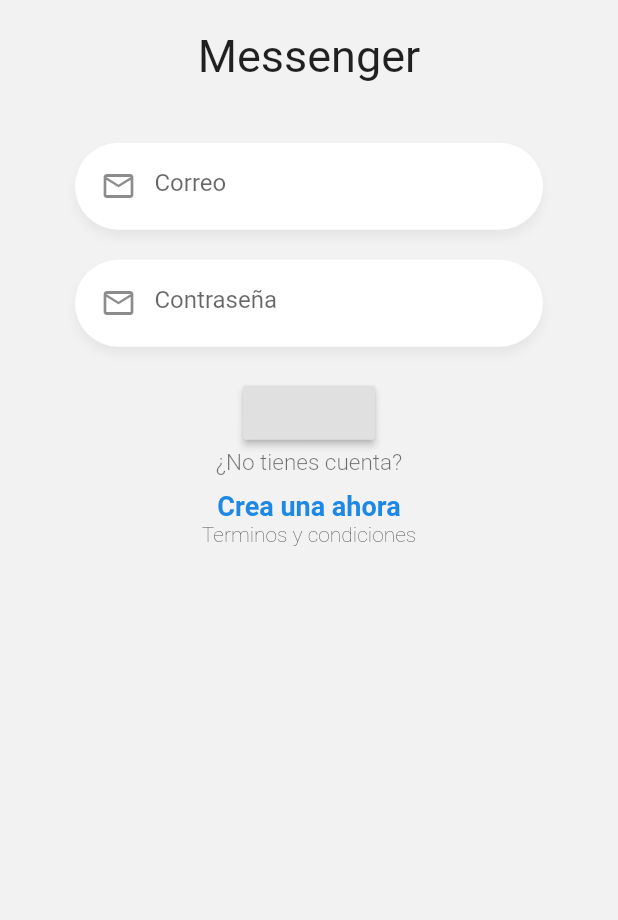
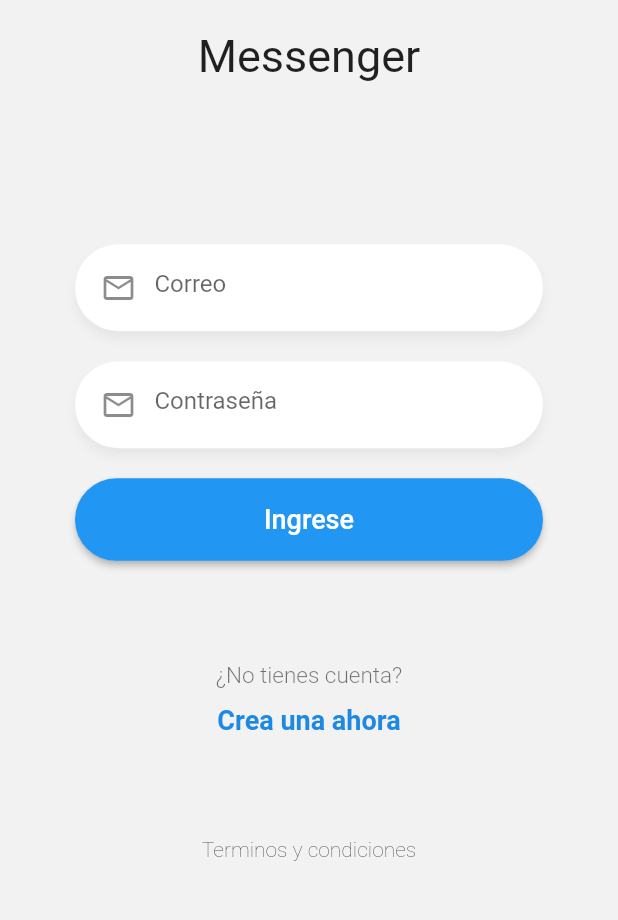
Before and after one commit to Ridley7/Trainings, a Flutter app: the screen it shows after launch, on a phone screen of 412 x 824 dp, the part 251-1171 px from its top. Run offline on Flutter 3.47's test engine with Material 2 defaults, Android fonts, the phone set to English and light mode, and no system bars; our stand-ins replace flutter_map, flutter_svg, latlong2, pie_chart, socket_io_client.

Commit message:
Seccion 6 - terminada

```diff
--- a/chat_tiempo_real/app_movil/lib/pages/login_page.dart
+++ b/chat_tiempo_real/app_movil/lib/pages/login_page.dart
@@ -1,3 +1,4 @@
+import 'package:app_movil/widgets/boton_azul.dart';
 import 'package:app_movil/widgets/custom_input.dart';
 import 'package:app_movil/widgets/label.dart';
 import 'package:app_movil/widgets/logo.dart';
@@ -11,16 +12,23 @@ class LoginPage extends StatelessWidget {
     return Scaffold(
       backgroundColor: Color(0xffF2F2F2),
       body: SafeArea(
+        child: SingleChildScrollView(
+          physics: BouncingScrollPhysics(),
+          child: Container(
+            height: MediaQuery.of(context).size.height * 0.9,
             child: Column(
+              mainAxisAlignment: MainAxisAlignment.spaceBetween,
               children: [
-            Logo(),
+                Logo(titulo: "Messenger"),
 
                 _Form(),
 
-            Labels(),
+                Labels(titulo: "¿No tienes cuenta?", subtitulo: "Crea una ahora", ruta: 'register',),
 
                 Text('Terminos y condiciones', style: TextStyle(fontWeight: FontWeight.w200),)
               ],
+            ),
+          ),
         ),
       )
     );
@@ -60,9 +68,13 @@ class _FormState extends State<_Form> {
               textController: passCtrl
           ),
 
-          RaisedButton(onPressed: (){
+          BotonAzul(
+              text: 'Ingrese',
+              callback: (){
                 print(emailCtrl.text);
-          })
+                print(passCtrl.text);
+              }
+          )
           //ElevatedButton(onPressed: null, child: Placeholder())
         ],
       ),
--- /dev/null
+++ b/chat_tiempo_real/app_movil/lib/widgets/boton_azul.dart
@@ -0,0 +1,30 @@
+import 'package:flutter/material.dart';
+
+class BotonAzul extends StatelessWidget {
+
+  final String text;
+  final Function() callback;
+
+  const BotonAzul({Key? key, required this.text, required this.callback}) : super(key: key);
+
+  @override
+  Widget build(BuildContext context) {
+    return RaisedButton(
+      onPressed: callback,
+      elevation: 2,
+      highlightElevation: 5,
+      color: Colors.blue,
+      shape: StadiumBorder(),
+      child: Container(
+        width: double.infinity,
+        height: 55,
+        child: Center(
+          child: Text(this.text, style: TextStyle(
+              fontSize: 18,
+              color: Colors.white
+          ),),
+        ),
+      ),
+    );
+  }
+}
--- a/chat_tiempo_real/app_movil/lib/widgets/label.dart
+++ b/chat_tiempo_real/app_movil/lib/widgets/label.dart
@@ -1,14 +1,19 @@
 import 'package:flutter/material.dart';
 
 class Labels extends StatelessWidget {
-  const Labels({Key? key}) : super(key: key);
+
+  final String titulo;
+  final String subtitulo;
+  final String ruta;
+
+  const Labels({Key? key, required this.ruta, required this.titulo, required this.subtitulo}) : super(key: key);
 
   @override
   Widget build(BuildContext context) {
     return Container(
       child: Column(
         children: [
-          Text('¿No tienes cuenta?',
+          Text(this.titulo,
             style: TextStyle(
                 color: Colors.black54,
                 fontSize: 15,
@@ -17,12 +22,17 @@ class Labels extends StatelessWidget {
 
           SizedBox(height: 10,),
 
-          Text('Crea una ahora',
-            style: TextStyle(
-                color: Colors.blue[600],
-                fontSize: 18,
-                fontWeight: FontWeight.bold
-            ),)
+          GestureDetector(
+            onTap: (){
+              Navigator.pushReplacementNamed(context, this.ruta);
+            },
+            child: Text(this.subtitulo,
+              style: TextStyle(
+                  color: Colors.blue[600],
+                  fontSize: 18,
+                  fontWeight: FontWeight.bold
+              ),),
+          )
 
         ],
       ),
--- a/chat_tiempo_real/app_movil/lib/widgets/logo.dart
+++ b/chat_tiempo_real/app_movil/lib/widgets/logo.dart
@@ -1,7 +1,10 @@
 import 'package:flutter/material.dart';
 
 class Logo extends StatelessWidget {
-  const Logo({Key? key}) : super(key: key);
+
+  final String titulo;
+
+  const Logo({Key? key, required this.titulo}) : super(key: key);
 
   @override
   Widget build(BuildContext context) {
@@ -13,7 +16,7 @@ class Logo extends StatelessWidget {
           children: [
             Image(image: AssetImage('assets/tag-logo.png'),),
             SizedBox(height: 20,),
-            Text("Messenger", style: TextStyle(
+            Text(this.titulo, style: TextStyle(
                 fontSize: 30
             ),)
           ],
```
Also changed, not shown: chat_tiempo_real/app_movil/lib/pages/register_page.dart (+80 -2 lines). Lines whose indentation alone changed are shown as unchanged.
